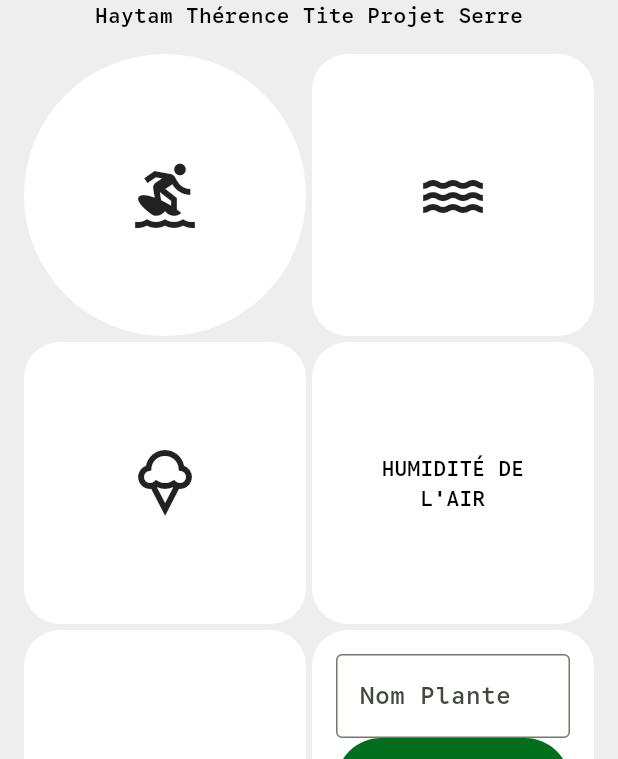
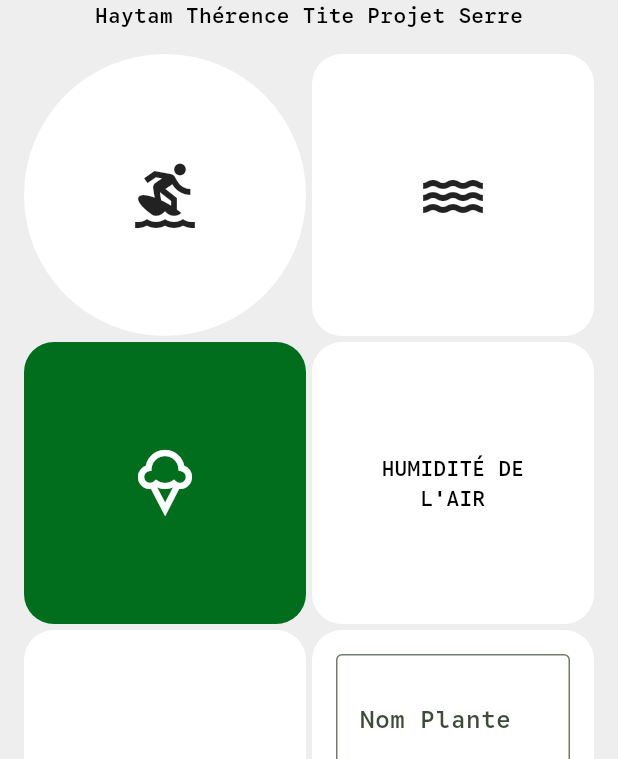
Before and after one commit to Cactus500/flutter_serre_tsin, a Flutter app: the screen it shows after launch, on a phone screen of 412 x 824 dp, the part 477-1236 px from its top. Run offline on Flutter 3.47's test engine with Material 3 defaults, Android fonts, the phone set to English and light mode, and no system bars.

Commit message:
this is the great version

```diff
--- a/flutter_serre_tsin/lib/main.dart
+++ b/flutter_serre_tsin/lib/main.dart
@@ -1,5 +1,6 @@
 //import 'package:flutter/foundation.dart';
 import 'package:flutter/material.dart';
+import 'package:flutter/services.dart';
 //import 'package:flutter/services.dart';
 //import 'package:google_fonts/google_fonts.dart';
 void main() {
@@ -40,8 +41,20 @@ class MyApp extends StatelessWidget {
           //secondaryContainer: Colors.white,
           primaryContainer: Colors.white,
           dynamicSchemeVariant: DynamicSchemeVariant.fidelity,
+          onPrimary: Colors.white
         ),
 
+        appBarTheme: AppBarTheme(
+          backgroundColor: Colors.transparent,
+          foregroundColor: Theme.of(context).colorScheme.onSurface,
+          elevation: 0,
+          scrolledUnderElevation: 0,
+          systemOverlayStyle: SystemUiOverlayStyle(
+            statusBarColor: Colors.transparent,
+            statusBarIconBrightness: Brightness.dark,
+            statusBarBrightness: Brightness.light,
+          ),
+        ),
       ),
       //darkTheme: ThemeData.dark().copyWith(
       //  colorScheme: ColorScheme.fromSeed(
@@ -78,7 +91,7 @@ class MyHomePage extends StatefulWidget {
   @override
   State<MyHomePage> createState() => _MyHomePageState();
 }
-const double radiSquare = 24.0;
+const double radiSquare = 20.0;
 const double radiRound = 800.0;
 
 class _MyHomePageState extends State<MyHomePage> {
@@ -99,9 +112,6 @@ class _MyHomePageState extends State<MyHomePage> {
         //backgroundColor: Colors.white,
         // Here we take the value from the MyHomePage object that was created by
         // the App.build method, and use it to set our appbar title.
-        backgroundColor: Colors.transparent,
-        elevation: 0,
-        scrolledUnderElevation: 0,
         title: Text(widget.title),
         titleTextStyle: TextStyle(
           fontFamily: 'GoogleSansCode',
@@ -157,61 +167,63 @@ class _MyHomePageState extends State<MyHomePage> {
                   Container(
                     decoration: BoxDecoration(
                       color: Theme.of(context).colorScheme.primaryContainer,
-                      borderRadius: BorderRadius.circular(radiRound as double),
+                      borderRadius: BorderRadius.circular(radiRound),
                     ),
                     child: const Center(child: Icon(Icons.surfing, size: 48,)), // Icon representing "Item 1"
                   ),
                   Container(
                     decoration: BoxDecoration(
                       color: Theme.of(context).colorScheme.primaryContainer,
-                      borderRadius: BorderRadius.circular(radiSquare as double),
+                      borderRadius: BorderRadius.circular(radiSquare),
                     ),
                     child: const Center(child: Icon(Icons.water_outlined, size: 48)), // Icon representing "Item 2"
                   ),
                    Container(
                     decoration: BoxDecoration(
-                      color: Theme.of(context).colorScheme.primaryContainer,
-                      borderRadius: BorderRadius.circular(radiSquare as double),
+                      color: Theme.of(context).colorScheme.primary,
+                      borderRadius: BorderRadius.circular(radiSquare),
                     ),
-                    child: const Center(child: Icon(Icons.icecream_outlined, size:48)),
+                    child: Center(child: Icon(Icons.icecream_outlined, size:48, color: Theme.of(context).colorScheme.onPrimary)),
                   ),
                    Container(
                     decoration: BoxDecoration(
                       color: Theme.of(context).colorScheme.primaryContainer,
-                      borderRadius: BorderRadius.circular(radiSquare as double),
+                      borderRadius: BorderRadius.circular(radiSquare),
                     ),
-                    child: const Center(child: Text('HUMIDITÉ DE \nL\'AIR', textAlign: TextAlign.center)),
+                    child: Center(child: Text('HUMIDITÉ DE \nL\'AIR', textAlign: TextAlign.center,)),
                   ),
                    Container(
                     decoration: BoxDecoration(
                       color: Theme.of(context).colorScheme.primaryContainer,
-                      borderRadius: BorderRadius.circular(radiSquare as double),
+                      borderRadius: BorderRadius.circular(radiSquare),
                     ),
                     child: const Center(child: Text('TROP COOL', textAlign: TextAlign.center)),
                   ),
                    Container(
                     decoration: BoxDecoration(
                       color: Theme.of(context).colorScheme.primaryContainer,
-                      borderRadius: BorderRadius.circular(radiSquare as double),
+                      borderRadius: BorderRadius.circular(radiSquare),
 
                     ),
-
                     child: Padding(
                       padding : const EdgeInsets.all(16.0),
                       child:
                         Column(
 
                           children: [
+                            Expanded(child:
                               const TextField(
                                 decoration: InputDecoration(
                                   border: OutlineInputBorder(),
                                   labelText: 'Nom Plante',
 
                                 ),
-                              maxLines: 1,
+                                maxLines: 5,
 
                                 textAlign: TextAlign.center,
                               ),
+                            ),
+                            const SizedBox(height: 8),
                             FilledButton.icon(
                               onPressed: DoNothingAction.new,
                               icon: const Icon(Icons.arrow_circle_up),
@@ -220,7 +232,7 @@ class _MyHomePageState extends State<MyHomePage> {
                                 FilledButton.styleFrom(
                                   minimumSize: const Size.fromHeight(60),
                                 )
-                              ,
+
                             ),
                           ]
                         ),
```
Lines whose indentation alone changed are shown as unchanged.
